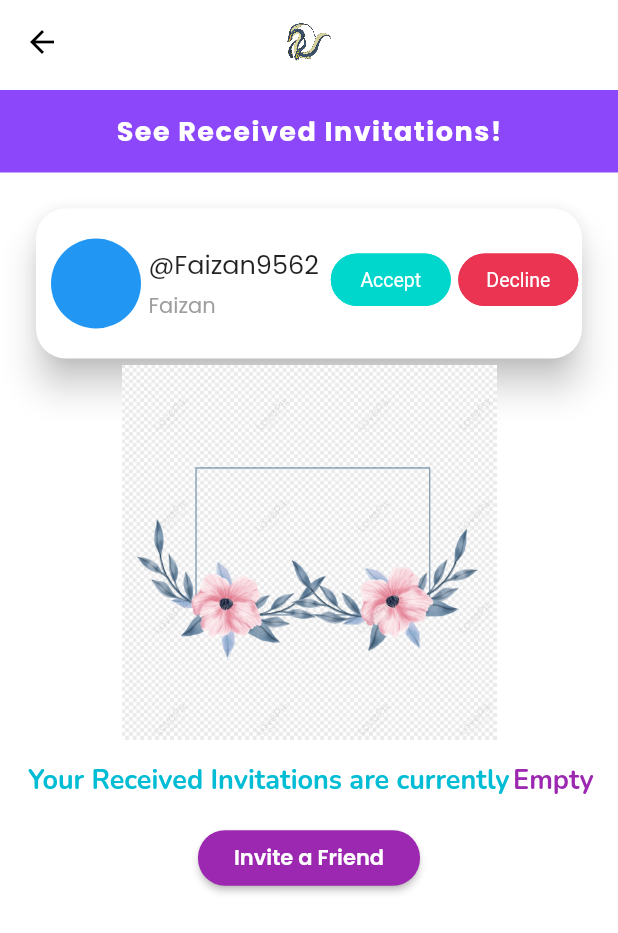
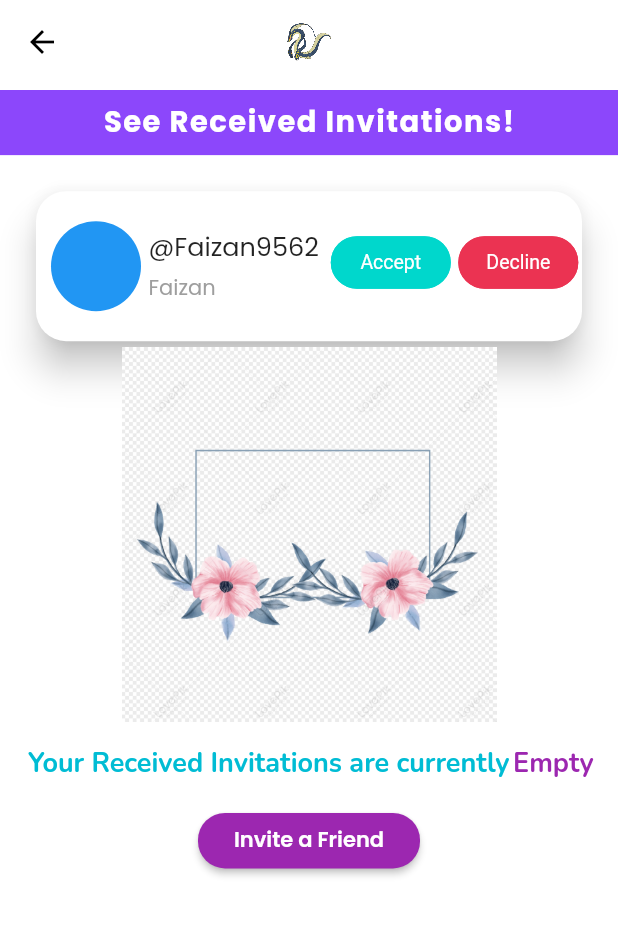
Before and after one commit to rehankhan132/tyamo, a Flutter app: the InviteFriend screen opened directly, after a tap on the "person outline" icon, on a phone screen of 412 x 824 dp. Shown: the top 933 px of the screen. Run offline on Flutter 3.47's test engine with Material 2 defaults, Android fonts, the light colour scheme and no system bars; drawn by our look-alikes of circular_profile_avatar, getwidget, rounded_loading_button; our stand-ins replace google_fonts, page_transition, responsive_sizer.

Commit message:
Code From Spectre

```diff
--- a/lib/Views/Auth/login.dart
+++ b/lib/Views/Auth/login.dart
@@ -16,6 +16,8 @@ class Login extends StatelessWidget {
 
   final RoundedLoadingButtonController _loginBtnController =
       RoundedLoadingButtonController();
+
+  Login({super.key});
 
 /*   void loginbtn() {
     print("The Button was pressed!");
--- a/lib/Views/Auth/register.dart
+++ b/lib/Views/Auth/register.dart
@@ -115,7 +115,7 @@ class Register extends StatelessWidget {
                 style: GoogleFonts.poppins(
                   color: Colors.grey,
                   fontWeight: FontWeight.w600,
-                  fontSize: 8,
+                  fontSize: 11.sp,
                   letterSpacing: 0.5,
                 ),
               ),
@@ -145,7 +145,7 @@ class Register extends StatelessWidget {
                     "Sign In!",
                     style: GoogleFonts.poppins(
                         fontWeight: FontWeight.w800,
-                        fontSize: 14,
+                        fontSize: 14.sp,
                         color: Color(0xff2F76EA)),
                   ),
                 ),
--- a/lib/Views/Invitation/accept_invite.dart
+++ b/lib/Views/Invitation/accept_invite.dart
@@ -1,8 +1,9 @@
 import 'package:flutter/material.dart';
 import 'package:google_fonts/google_fonts.dart';
 import 'package:circular_profile_avatar/circular_profile_avatar.dart';
-import 'package:getwidget/components/button/gf_button.dart';
+// import 'package:getwidget/components/button/gf_button.dart';
 import 'package:getwidget/getwidget.dart';
+import 'package:responsive_sizer/responsive_sizer.dart';
 
 class AcceptInvite extends StatelessWidget {
   const AcceptInvite({super.key});
@@ -12,7 +13,7 @@ class AcceptInvite extends StatelessWidget {
     return Scaffold(
       backgroundColor: Colors.white,
       appBar: PreferredSize(
-        preferredSize: Size.fromHeight(60),
+        preferredSize: const Size.fromHeight(60),
         child: AppBar(
           elevation: 0,
           centerTitle: true,
@@ -28,7 +29,7 @@ class AcceptInvite extends StatelessWidget {
             onTap: () {
               Navigator.of(context).pop();
             },
-            child: Icon(
+            child: const Icon(
               Icons.arrow_back,
               color: Colors.black,
             ),
@@ -45,32 +46,33 @@ class AcceptInvite extends StatelessWidget {
           ], */
         ),
       ),
-      body: Column(
+      body: SingleChildScrollView(
+        child: Column(
           children: [
             Container(
               alignment: Alignment.center,
               width: double.infinity,
-            height: 55,
-            color: Color(0xff8c47FB),
+              height: 27.sp,
+              color: const Color(0xff8c47FB),
               child: Text(
                 "See Received Invitations!",
                 style: GoogleFonts.poppins(
-                  fontSize: 18,
+                    fontSize: 18.sp,
                     fontWeight: FontWeight.w700,
                     color: Colors.white,
                     letterSpacing: 1),
                 textScaleFactor: 1,
               ),
             ),
-          SizedBox(
+            const SizedBox(
               height: 20,
             ),
             Container(
               width: double.infinity,
-            padding: EdgeInsets.symmetric(horizontal: 20),
+              padding: const EdgeInsets.symmetric(horizontal: 20),
               child: Card(
                 elevation: 10,
-              shape: RoundedRectangleBorder(
+                shape: const RoundedRectangleBorder(
                   borderRadius: BorderRadius.all(
                     Radius.circular(20),
                   ),
@@ -121,25 +123,25 @@ class AcceptInvite extends StatelessWidget {
                               ),
                             ],
                           ),
-                        Spacer(),
+                          const Spacer(),
                           Padding(
                             padding: const EdgeInsets.all(8.0),
                             child: Row(
                               children: [
                                 GFButton(
-                                color: Color(0xff00D7CC),
+                                  color: const Color(0xff00D7CC),
                                   shape: GFButtonShape.pills,
                                   onPressed: () {},
-                                child: Text("Accept"),
+                                  child: const Text("Accept"),
                                 ),
-                              SizedBox(
+                                const SizedBox(
                                   width: 5,
                                 ),
                                 GFButton(
-                                color: Color.fromARGB(255, 235, 51, 82),
+                                  color: const Color.fromARGB(255, 235, 51, 82),
                                   shape: GFButtonShape.pills,
                                   onPressed: () {},
-                                child: Text("Decline"),
+                                  child: const Text("Decline"),
                                 ),
                               ],
                             ),
@@ -226,7 +228,7 @@ class AcceptInvite extends StatelessWidget {
               width: 250,
               child: Image.asset("assets/images/empty.png"),
             ),
-          SizedBox(
+            const SizedBox(
               height: 15,
             ),
             Row(
@@ -252,12 +254,13 @@ class AcceptInvite extends StatelessWidget {
                 ),
               ],
             ),
-          SizedBox(
+            const SizedBox(
               height: 15,
             ),
             ElevatedButton(
               style: ButtonStyle(
-              backgroundColor: MaterialStateProperty.all<Color>(Colors.purple),
+                backgroundColor:
+                    MaterialStateProperty.all<Color>(Colors.purple),
                 shape: MaterialStateProperty.all<RoundedRectangleBorder>(
                   RoundedRectangleBorder(
                     borderRadius: BorderRadius.circular(18.0),
@@ -275,6 +278,7 @@ class AcceptInvite extends StatelessWidget {
             )
           ],
         ),
+      ),
     );
   }
 }
--- a/lib/Views/Invitation/invite_friend.dart
+++ b/lib/Views/Invitation/invite_friend.dart
@@ -1,6 +1,7 @@
 import 'package:flutter/material.dart';
 import 'package:google_fonts/google_fonts.dart';
 import 'package:page_transition/page_transition.dart';
+import 'package:responsive_sizer/responsive_sizer.dart';
 import 'package:tyamo/Views/Invitation/accept_invite.dart';
 
 class InviteFriend extends StatelessWidget {
@@ -11,7 +12,7 @@ class InviteFriend extends StatelessWidget {
     return Scaffold(
       backgroundColor: Colors.white,
       appBar: PreferredSize(
-        preferredSize: Size.fromHeight(60),
+        preferredSize: const Size.fromHeight(60),
         child: AppBar(
           elevation: 0,
           centerTitle: true,
@@ -31,9 +32,9 @@ class InviteFriend extends StatelessWidget {
                     context,
                     PageTransition(
                         type: PageTransitionType.rightToLeft,
-                        child: AcceptInvite()));
+                        child: const AcceptInvite()));
               },
-              child: Padding(
+              child: const Padding(
                 padding: EdgeInsets.symmetric(horizontal: 15),
                 child: Icon(
                   Icons.person_outline,
@@ -45,24 +46,25 @@ class InviteFriend extends StatelessWidget {
           ],
         ),
       ),
-      body: Column(
+      body: SingleChildScrollView(
+        child: Column(
           children: [
             Container(
               alignment: Alignment.center,
               width: double.infinity,
-            height: 50,
-            color: Color(0xff00D7CC),
+              height: 27.sp,
+              color: const Color(0xff00D7CC),
               child: Text(
                 "Find Your Friend!",
                 style: GoogleFonts.poppins(
-                  fontSize: 18,
+                    fontSize: 16.sp,
                     fontWeight: FontWeight.w700,
                     color: Colors.white,
                     letterSpacing: 1),
                 textScaleFactor: 1,
               ),
             ),
-          SizedBox(
+            const SizedBox(
               height: 10,
             ),
             Padding(
@@ -73,7 +75,7 @@ class InviteFriend extends StatelessWidget {
                     child: Container(
                       decoration: BoxDecoration(
                         color: Colors.white,
-                      borderRadius: BorderRadius.all(
+                        borderRadius: const BorderRadius.all(
                           Radius.circular(50),
                         ),
                         boxShadow: [
@@ -86,7 +88,7 @@ class InviteFriend extends StatelessWidget {
                       ),
                       child: TextField(
                         decoration: InputDecoration(
-                        contentPadding: EdgeInsets.symmetric(
+                          contentPadding: const EdgeInsets.symmetric(
                             vertical: 20,
                             horizontal: 10,
                           ),
@@ -94,7 +96,7 @@ class InviteFriend extends StatelessWidget {
                           hintStyle: TextStyle(
                             color: Colors.grey,
                             fontFamily: "Nunito",
-                          fontSize: 15,
+                            fontSize: 15.sp,
                             fontWeight: FontWeight.w500,
                           ),
                           border: InputBorder.none,
@@ -106,7 +108,7 @@ class InviteFriend extends StatelessWidget {
                       ),
                     ),
                   ),
-                SizedBox(
+                  const SizedBox(
                     width: 10,
                   ),
                   Container(
@@ -123,7 +125,7 @@ class InviteFriend extends StatelessWidget {
                         )
                       ],
                     ),
-                  child: Icon(
+                    child: const Icon(
                       Icons.search,
                       color: Colors.white,
                     ),
@@ -131,7 +133,7 @@ class InviteFriend extends StatelessWidget {
                 ],
               ),
             ),
-          SizedBox(
+            const SizedBox(
               height: 5,
             ),
             Container(
@@ -139,24 +141,25 @@ class InviteFriend extends StatelessWidget {
               width: 200,
               child: Image.asset("assets/images/invite.png"),
             ),
-          SizedBox(
+            const SizedBox(
               height: 5,
             ),
             Text(
               "Search your friend on Tyamo or invite \nyour friend to Tyamo",
               style: GoogleFonts.nunito(
-              fontSize: 18,
+                fontSize: 18.sp,
                 color: Colors.grey,
                 fontWeight: FontWeight.w700,
               ),
               textAlign: TextAlign.center,
             ),
-          SizedBox(
+            const SizedBox(
               height: 5,
             ),
             ElevatedButton(
               style: ButtonStyle(
-              backgroundColor: MaterialStateProperty.all<Color>(Colors.purple),
+                backgroundColor:
+                    MaterialStateProperty.all<Color>(Colors.purple),
                 shape: MaterialStateProperty.all<RoundedRectangleBorder>(
                   RoundedRectangleBorder(
                     borderRadius: BorderRadius.circular(18.0),
@@ -174,6 +177,7 @@ class InviteFriend extends StatelessWidget {
             )
           ],
         ),
+      ),
     );
   }
 }
```
Also changed, not shown: lib/Views/Auth/forgot_password.dart (+9 -11 lines), lib/Views/Profile/profile_setup.dart (+14 -14 lines). Lines whose indentation alone changed are shown as unchanged.
